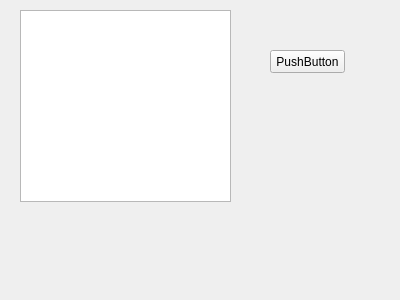
Above: gui_file/listView.ui from bigfefi78/gestione_produzione before the change. Below: the same form after it.
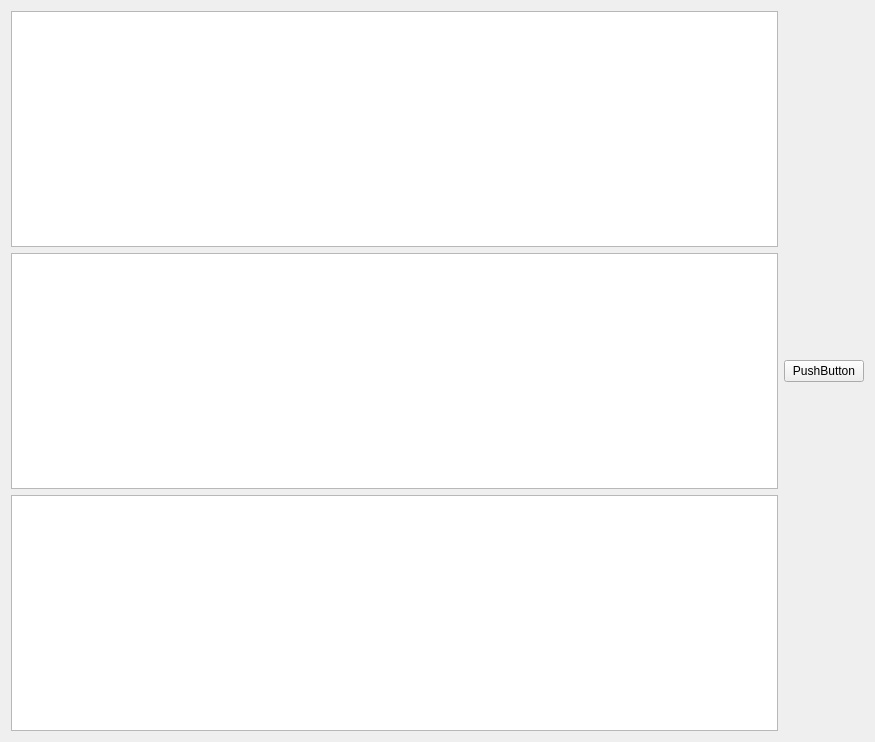
That is the form after the change.

Commit message: from home

```diff
--- a/gui_file/listView.ui
+++ b/gui_file/listView.ui
@@ -6,36 +6,39 @@
    <rect>
     <x>0</x>
     <y>0</y>
-    <width>400</width>
-    <height>300</height>
+    <width>875</width>
+    <height>742</height>
    </rect>
   </property>
   <property name="windowTitle">
    <string>Form</string>
   </property>
-  <widget class="QListView" name="listView">
-   <property name="geometry">
-    <rect>
-     <x>20</x>
-     <y>10</y>
-     <width>211</width>
-     <height>192</height>
-    </rect>
-   </property>
-  </widget>
-  <widget class="QPushButton" name="pushButton">
-   <property name="geometry">
-    <rect>
-     <x>270</x>
-     <y>50</y>
-     <width>75</width>
-     <height>23</height>
-    </rect>
-   </property>
-   <property name="text">
-    <string>PushButton</string>
-   </property>
-  </widget>
+  <layout class="QGridLayout" name="gridLayout">
+   <item row="0" column="0">
+    <layout class="QHBoxLayout" name="horizontalLayout">
+     <item>
+      <layout class="QVBoxLayout" name="verticalLayout">
+       <item>
+        <widget class="QTableView" name="tableView"/>
+       </item>
+       <item>
+        <widget class="QTableView" name="tableView_2"/>
+       </item>
+       <item>
+        <widget class="QColumnView" name="columnView"/>
+       </item>
+      </layout>
+     </item>
+     <item>
+      <widget class="QPushButton" name="pushButton">
+       <property name="text">
+        <string>PushButton</string>
+       </property>
+      </widget>
+     </item>
+    </layout>
+   </item>
+  </layout>
  </widget>
  <resources/>
  <connections/>
```
The commit also changes 2 other files.
